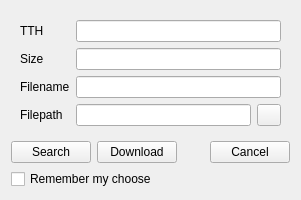
First picture: the form in eiskaltdcpp/ui/UIMagnet.ui, repository eiskaltdcpp/eiskaltdcpp, before the edit.
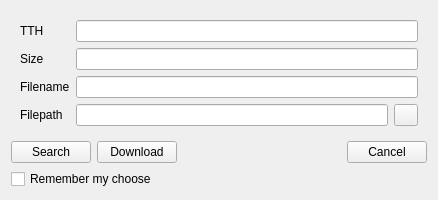
Second picture: the form after the edit.

Commit message: usability enhancement in settings and magnet dialogs + translation update

Diff of the .ui file:
```diff
--- a/eiskaltdcpp/ui/UIMagnet.ui
+++ b/eiskaltdcpp/ui/UIMagnet.ui
@@ -6,8 +6,8 @@
    <rect>
     <x>0</x>
     <y>0</y>
-    <width>301</width>
-    <height>188</height>
+    <width>438</width>
+    <height>190</height>
    </rect>
   </property>
   <property name="sizePolicy">
```
The commit also changes 4 other files.
